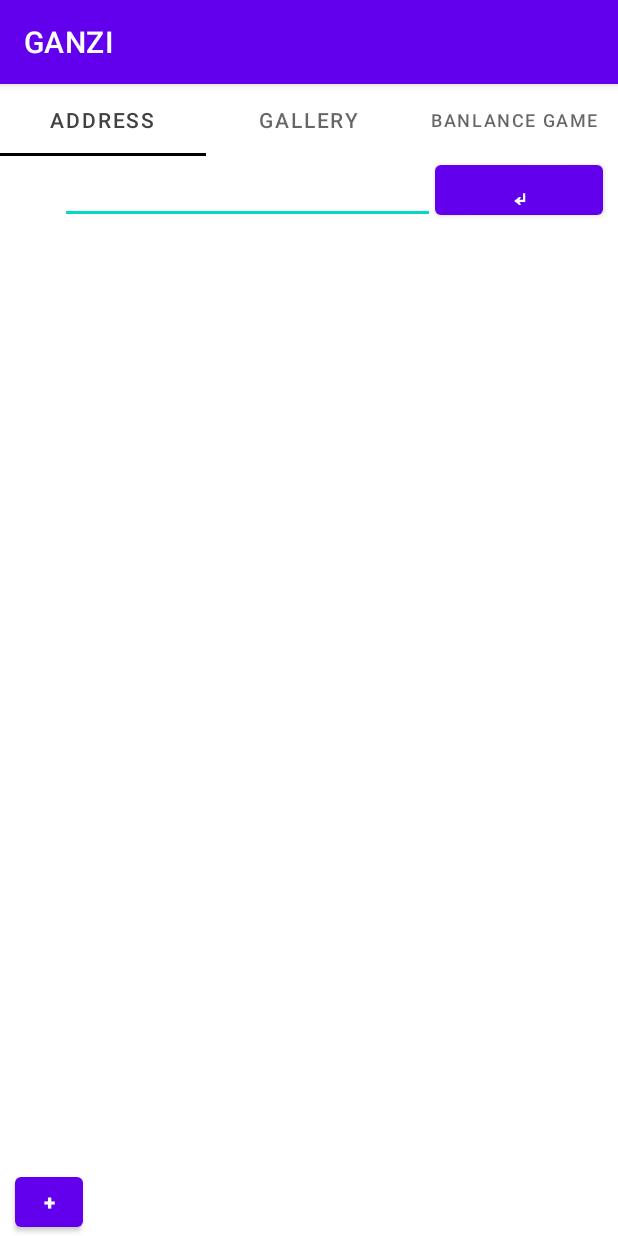
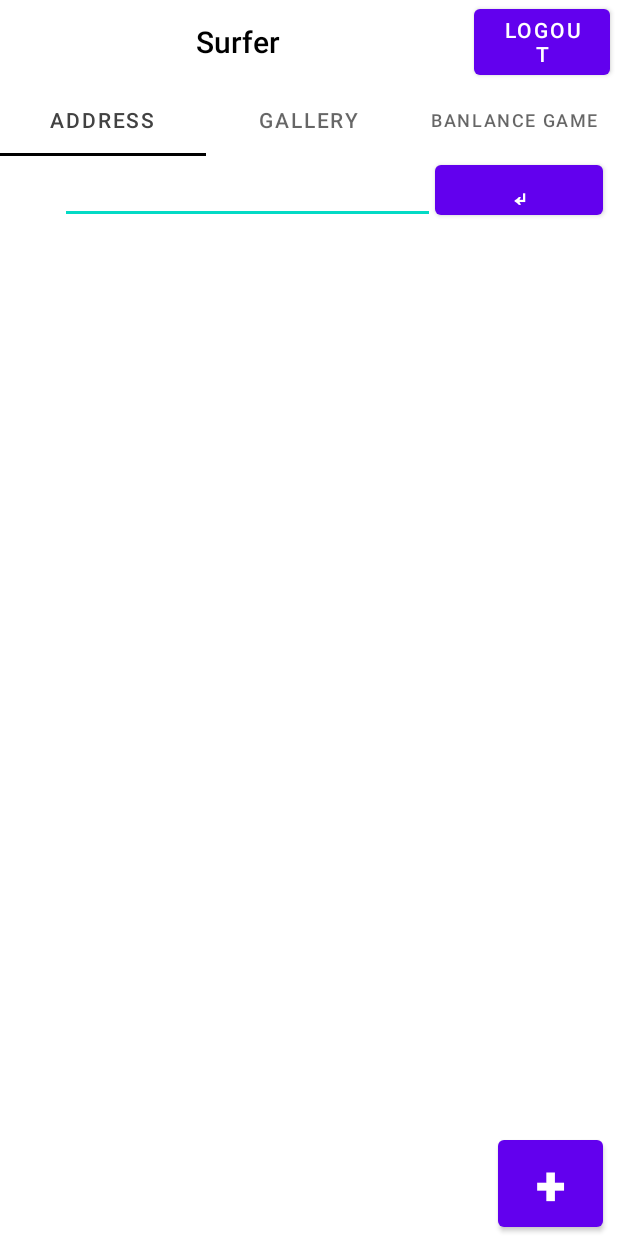
Before and after one commit to ghqls1237/madcamp_week2, an Android app: the screen it shows after launch once a user with an empty profile is signed in (MainActivity), on a phone screen of 412 x 824 dp. Run offline under Robolectric (Android 15) with nearby library versions, the phone set to English and light mode, and no system bars; our stand-ins replace Firebase (no records; nobody signed in at launch, a user with empty details on screens opened directly); libraries missing offline, so code that uses them is left out: com.facebook, com.facebook.login; 1 statement that could not run was skipped.

Commit message:
Tab1 Tab2 Complete

```diff
--- a/MyApplication2/app/src/main/java/com/example/myapplication/Fragment3.java
+++ b/MyApplication2/app/src/main/java/com/example/myapplication/Fragment3.java
@@ -38,18 +38,18 @@ public class Fragment3 extends Fragment {
                              Bundle savedInstanceState) {
         // Inflate the layout for this fragment
         View view = inflater.inflate(R.layout.fragment_3, null);
-        Button logoutBtn = view.findViewById(R.id.logout_btn);
-        logoutBtn.setOnClickListener(new Button.OnClickListener(){
-            @Override
-            public void onClick(View v) {
-                Log.d("Button", "Click");
-                FirebaseAuth.getInstance().signOut();
-                LoginManager.getInstance().logOut();
-                Intent intent = new Intent(getActivity(), LoginActivity.class);
-                startActivity(intent);
-                getActivity().finish();
-            }
-        });
+//        Button logoutBtn = view.findViewById(R.id.logout_btn);
+//        logoutBtn.setOnClickListener(new Button.OnClickListener(){
+//            @Override
+//            public void onClick(View v) {
+//                Log.d("Button", "Click");
+//                FirebaseAuth.getInstance().signOut();
+//                LoginManager.getInstance().logOut();
+//                Intent intent = new Intent(getActivity(), LoginActivity.class);
+//                startActivity(intent);
+//                getActivity().finish();
+//            }
+//        });
         return view;
     }
 }
--- a/MyApplication2/app/src/main/java/com/example/myapplication/MainActivity.java
+++ b/MyApplication2/app/src/main/java/com/example/myapplication/MainActivity.java
@@ -4,9 +4,16 @@ import androidx.appcompat.app.AppCompatActivity;
 import androidx.fragment.app.FragmentTransaction;
 import androidx.viewpager.widget.ViewPager;
 
+import android.app.Activity;
+import android.content.Intent;
 import android.os.Bundle;
+import android.util.Log;
+import android.view.View;
+import android.widget.Button;
 
+import com.facebook.login.LoginManager;
 import com.google.android.material.tabs.TabLayout;
+import com.google.firebase.auth.FirebaseAuth;
 
 import org.json.JSONException;
 
@@ -21,6 +28,19 @@ public class MainActivity extends AppCompatActivity {
     protected void onCreate(Bundle savedInstanceState) {
         super.onCreate(savedInstanceState);
         setContentView(R.layout.activity_main);
+
+        Button logoutBtn = findViewById(R.id.logout_btn);
+        logoutBtn.setOnClickListener(new Button.OnClickListener(){
+            @Override
+            public void onClick(View v) {
+                Log.d("Button", "Click");
+                FirebaseAuth.getInstance().signOut();
+                LoginManager.getInstance().logOut();
+                Intent intent = new Intent(MainActivity.this, LoginActivity.class);
+                startActivity(intent);
+                finish();
+            }
+        });
 
         ViewPager vp = findViewById(R.id.viewpager);
         VPAdapter adapter = null;
--- a/MyApplication2/app/src/main/res/layout/activity_main.xml
+++ b/MyApplication2/app/src/main/res/layout/activity_main.xml
@@ -5,6 +5,37 @@
     android:layout_height="match_parent"
     xmlns:app="http://schemas.android.com/apk/res-auto"
     android:orientation="vertical">
+
+    <LinearLayout
+        android:id="@+id/title"
+        android:layout_width="match_parent"
+        android:layout_height="wrap_content"
+        app:layout_constraintEnd_toEndOf="parent"
+        app:layout_constraintStart_toStartOf="parent"
+        android:orientation="horizontal"
+        tools:ignore="MissingConstraints">
+        <TextView
+            android:layout_width="0dp"
+            android:layout_weight="3.5"
+            android:layout_height="wrap_content"
+            android:gravity="center"
+            android:minHeight="?actionBarSize"
+            android:text="Surfer"
+            android:textAppearance="@style/TextAppearance.Widget.AppCompat.Toolbar.Title"
+            android:textColor="@color/black"
+            app:layout_constraintEnd_toEndOf="parent"
+            app:layout_constraintHorizontal_bias="0.0"
+            app:layout_constraintStart_toStartOf="parent"
+            app:layout_constraintTop_toTopOf="parent" />
+        <Button
+            android:id="@+id/logout_btn"
+            android:layout_width="0dp"
+            android:layout_weight="1"
+            android:layout_height="match_parent"
+            android:layout_marginRight="5dp"
+            android:text="logout"/>
+
+    </LinearLayout>
 
     <com.google.android.material.tabs.TabLayout
         android:id="@+id/tab"
--- a/MyApplication2/app/src/main/res/layout/fragment_1.xml
+++ b/MyApplication2/app/src/main/res/layout/fragment_1.xml
@@ -54,13 +54,14 @@
     </LinearLayout>
 
     <Button
-        android:layout_width="45dp"
-        android:layout_height="45dp"
+        android:layout_width="70dp"
+        android:layout_height="70dp"
         android:textStyle="bold"
         android:id ="@+id/button_frag1"
         android:text = "+"
-        android:layout_gravity="bottom"
-        android:layout_marginLeft ="10dp"
+        android:autoSizeTextType="uniform"
+        android:layout_gravity="bottom|right"
+        android:layout_marginRight ="10dp"
         />
 
 </FrameLayout>
--- a/MyApplication2/app/src/main/res/layout/fragment_3.xml
+++ b/MyApplication2/app/src/main/res/layout/fragment_3.xml
@@ -6,7 +6,6 @@
     tools:context=".Fragment3">
 
    <Button
-       android:id="@+id/logout_btn"
        android:layout_width="wrap_content"
        android:layout_height="wrap_content"
        android:layout_gravity="center"
--- a/MyApplication2/app/src/main/res/values/themes.xml
+++ b/MyApplication2/app/src/main/res/values/themes.xml
@@ -1,6 +1,6 @@
 <resources xmlns:tools="http://schemas.android.com/tools">
     <!-- Base application theme. -->
-    <style name="Theme.MyApplication" parent="Theme.MaterialComponents.DayNight.DarkActionBar">
+    <style name="Theme.MyApplication" parent="Theme.MaterialComponents.DayNight.NoActionBar">
         <!-- Primary brand color. -->
         <item name="colorPrimary">@color/purple_500</item>
         <item name="colorPrimaryVariant">@color/purple_700</item>
```
